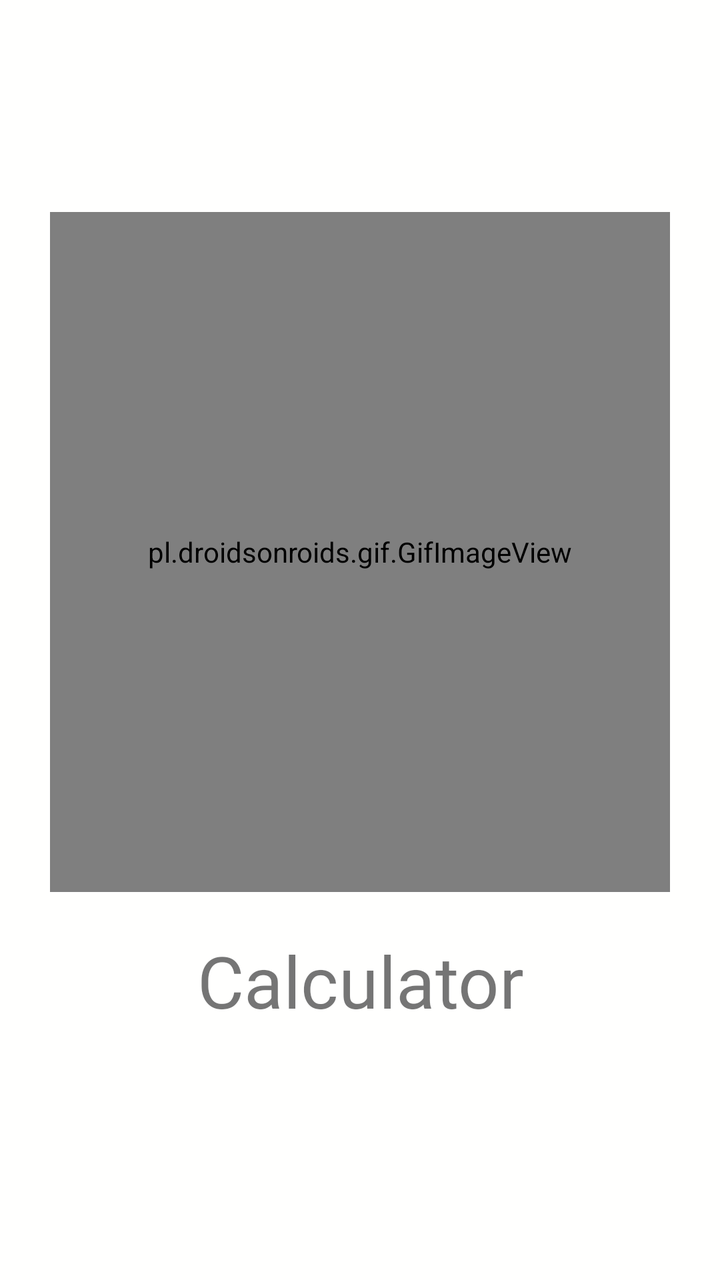
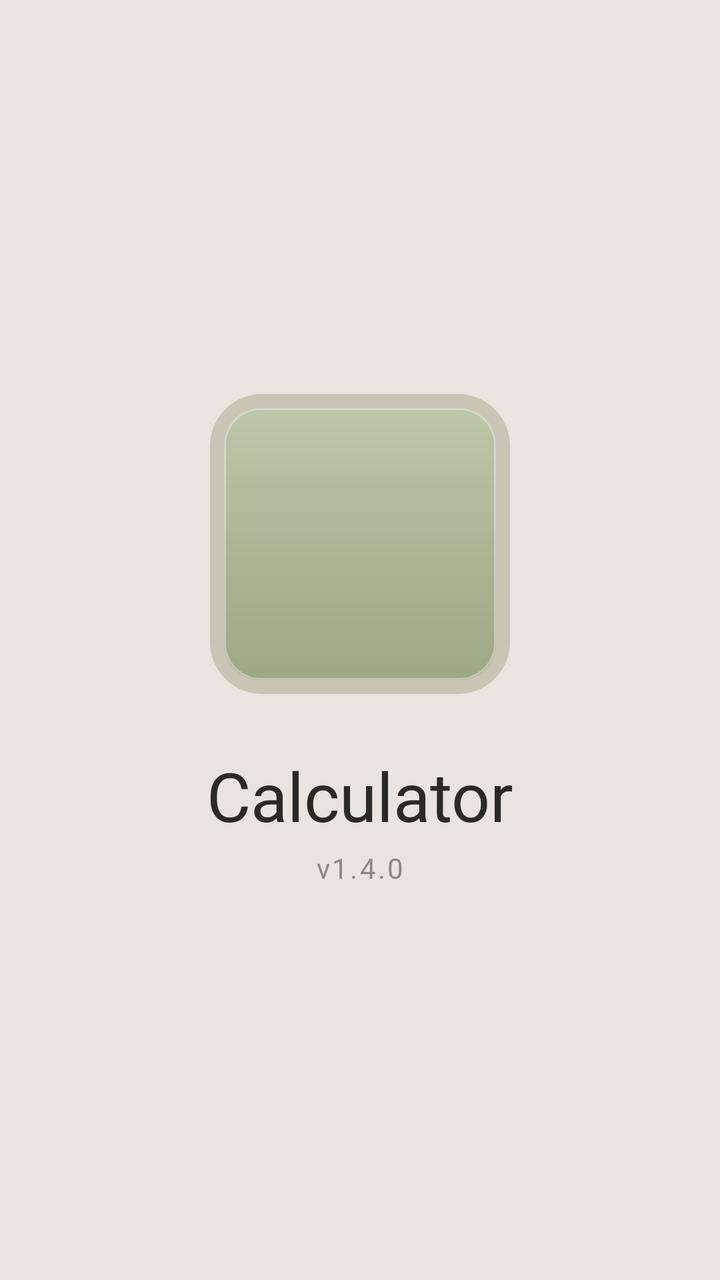

Compare the two renders of this Android layout. The source of the first and the diff that turns it into the second are given below.
<!-- AndroidManifest.xml: application theme AppTheme -->
<!-- res/layout/activity_splash.xml -->
<?xml version="1.0" encoding="utf-8"?>
<androidx.constraintlayout.widget.ConstraintLayout xmlns:android="http://schemas.android.com/apk/res/android"
    xmlns:app="http://schemas.android.com/apk/res-auto"
    xmlns:tools="http://schemas.android.com/tools"
    android:layout_width="match_parent"
    android:layout_height="match_parent"
    android:orientation="vertical"
    android:background="#FFFFFe"
    tools:context=".SplashActivity">

    <LinearLayout
        app:layout_constraintTop_toTopOf="parent"
        app:layout_constraintBottom_toBottomOf="parent"
        app:layout_constraintLeft_toLeftOf="parent"
        app:layout_constraintRight_toRightOf="parent"
        android:layout_width="wrap_content"
        android:layout_height="wrap_content"
        android:orientation="vertical"
        >
        <pl.droidsonroids.gif.GifImageView
            android:layout_width="310dp"
            android:layout_height="340dp"
            android:src="@drawable/splash2"
            android:layout_gravity="center"
            android:id="@+id/splashGif"

            />
        <TextView
            android:layout_width="match_parent"
            android:layout_height="match_parent"
            android:text="@string/appName"
            android:textSize="36sp"
            android:layout_gravity="center"
            android:gravity="center"
            android:padding="20dp"
            android:fontFamily="@font/museo_bold"
            />

    </LinearLayout>



</androidx.constraintlayout.widget.ConstraintLayout>
<!-- resources referenced by this layout -->
<resources>
  <!-- drawable splash2: gif bitmap (drawable, 397430 bytes) -->
  <string name="appName">Calculator</string>
  <style name="AppTheme" parent="Theme.AppCompat.Light.NoActionBar">
      <item name="colorPrimary">@color/colorPrimary</item>
      <item name="colorPrimaryDark">@color/colorPrimaryDark</item>
      <item name="colorAccent">@color/colorAccent</item>
      <item name="android:windowBackground">@color/windowBackground</item>
      <item name="android:textColorPrimary">@color/textColorPrimary</item>
      <item name="android:navigationBarColor">@color/colorPrimaryDark</item>
    </style>
  <color name="colorPrimary">#E5E5E5</color>
  <color name="colorPrimaryDark">#CDCDCD</color>
  <color name="colorAccent">#3A4E89</color>
  <color name="windowBackground">#E5E5E5</color>
  <color name="textColorPrimary">#373A37</color>
</resources>

<!-- the commit's change to res/layout/activity_splash.xml (unified diff, before → after) -->
@@ -4,40 +4,51 @@
     xmlns:tools="http://schemas.android.com/tools"
     android:layout_width="match_parent"
     android:layout_height="match_parent"
-    android:orientation="vertical"
-    android:background="#FFFFFe"
+    android:background="@color/windowBackground"
     tools:context=".SplashActivity">
 
     <LinearLayout
-        app:layout_constraintTop_toTopOf="parent"
-        app:layout_constraintBottom_toBottomOf="parent"
-        app:layout_constraintLeft_toLeftOf="parent"
-        app:layout_constraintRight_toRightOf="parent"
         android:layout_width="wrap_content"
         android:layout_height="wrap_content"
+        android:gravity="center_horizontal"
         android:orientation="vertical"
-        >
-        <pl.droidsonroids.gif.GifImageView
-            android:layout_width="310dp"
-            android:layout_height="340dp"
-            android:src="@drawable/splash2"
-            android:layout_gravity="center"
-            android:id="@+id/splashGif"
+        app:layout_constraintBottom_toBottomOf="parent"
+        app:layout_constraintEnd_toEndOf="parent"
+        app:layout_constraintStart_toStartOf="parent"
+        app:layout_constraintTop_toTopOf="parent">
 
-            />
+        <FrameLayout
+            android:layout_width="150dp"
+            android:layout_height="150dp"
+            android:background="@drawable/bg_display_panel">
+
+            <ImageView
+                android:layout_width="88dp"
+                android:layout_height="88dp"
+                android:layout_gravity="center"
+                android:contentDescription="@string/appName"
+                android:src="@mipmap/ic_launcher" />
+        </FrameLayout>
+
         <TextView
-            android:layout_width="match_parent"
-            android:layout_height="match_parent"
+            android:layout_width="wrap_content"
+            android:layout_height="wrap_content"
+            android:layout_marginTop="28dp"
+            android:fontFamily="@font/museo_bold"
             android:text="@string/appName"
-            android:textSize="36sp"
-            android:layout_gravity="center"
-            android:gravity="center"
-            android:padding="20dp"
-            android:fontFamily="@font/museo_bold"
-            />
+            android:textColor="@color/textColorPrimary"
+            android:textSize="34sp" />
+
+        <TextView
+            android:layout_width="wrap_content"
+            android:layout_height="wrap_content"
+            android:layout_marginTop="4dp"
+            android:fontFamily="@font/montserrat"
+            android:letterSpacing="0.08"
+            android:text="@string/appVersion"
+            android:textColor="@color/colorGrayText"
+            android:textSize="14sp" />
 
     </LinearLayout>
 
-
-
 </androidx.constraintlayout.widget.ConstraintLayout>
<!-- resource entries referenced after the edit -->
@@ -1,19 +1,75 @@
 <!-- resources referenced by this layout -->
 <resources>
-  <!-- drawable splash2: gif bitmap (drawable, 397430 bytes) -->
+  <color name="colorGrayText">#8C887F</color>
   <string name="appName">Calculator</string>
+  <string name="appVersion">v1.4.0</string>
   <style name="AppTheme" parent="Theme.AppCompat.Light.NoActionBar">
       <item name="colorPrimary">@color/colorPrimary</item>
       <item name="colorPrimaryDark">@color/colorPrimaryDark</item>
       <item name="colorAccent">@color/colorAccent</item>
       <item name="android:windowBackground">@color/windowBackground</item>
       <item name="android:textColorPrimary">@color/textColorPrimary</item>
-      <item name="android:navigationBarColor">@color/colorPrimaryDark</item>
+      <item name="android:navigationBarColor">@color/colorPrimary</item>
+      <item name="android:statusBarColor">@color/colorPrimary</item>
+      <item name="android:windowLightStatusBar">true</item>
+      <item name="android:windowLightNavigationBar">true</item>
     </style>
-  <color name="colorPrimary">#E5E5E5</color>
-  <color name="colorPrimaryDark">#CDCDCD</color>
-  <color name="colorAccent">#3A4E89</color>
-  <color name="windowBackground">#E5E5E5</color>
-  <color name="textColorPrimary">#373A37</color>
+  <color name="displayBezel">#CAC4B5</color>
+  <color name="displayGradientStart">#BCC6A8</color>
+  <color name="displayGradientEnd">#9DA886</color>
+  <color name="displayGlassHighlight">#59FFFFFF</color>
+  <color name="ic_launcher_background">#A7B291</color>
+  <color name="colorPrimary">#E9E5DE</color>
+  <color name="colorPrimaryDark">#D7D2C8</color>
+  <color name="colorAccent">#DE8F2C</color>
+  <color name="windowBackground">#E9E5DE</color>
+  <!-- drawable bg_display_panel (drawable) -->
+  <?xml version="1.0" encoding="utf-8"?>
+  <layer-list xmlns:android="http://schemas.android.com/apk/res/android">
+  
+      
+      <item>
+          <shape android:shape="rectangle">
+              <solid android:color="@color/displayBezel" />
+              <corners android:radius="26dp" />
+          </shape>
+      </item>
+  
+      
+      <item
+          android:left="7dp"
+          android:top="7dp"
+          android:right="7dp"
+          android:bottom="7dp">
+          <shape android:shape="rectangle">
+              <gradient
+                  android:angle="270"
+                  android:startColor="@color/displayGradientStart"
+                  android:endColor="@color/displayGradientEnd" />
+              <corners android:radius="18dp" />
+          </shape>
+      </item>
+  
+      
+      <item
+          android:left="7dp"
+          android:top="7dp"
+          android:right="7dp"
+          android:bottom="7dp">
+          <shape android:shape="rectangle">
+              <solid android:color="@android:color/transparent" />
+              <corners android:radius="18dp" />
+              <stroke android:width="1dp" android:color="@color/displayGlassHighlight" />
+          </shape>
+      </item>
+  
+  </layer-list>
+  <!-- mipmap ic_launcher (mipmap-anydpi-v26) -->
+  <?xml version="1.0" encoding="utf-8"?>
+  <adaptive-icon xmlns:android="http://schemas.android.com/apk/res/android">
+      <background android:drawable="@color/ic_launcher_background"/>
+      <foreground android:drawable="@mipmap/ic_launcher_foreground"/>
+  </adaptive-icon>
+  <color name="textColorPrimary">#2C2A26</color>
 </resources>
 
